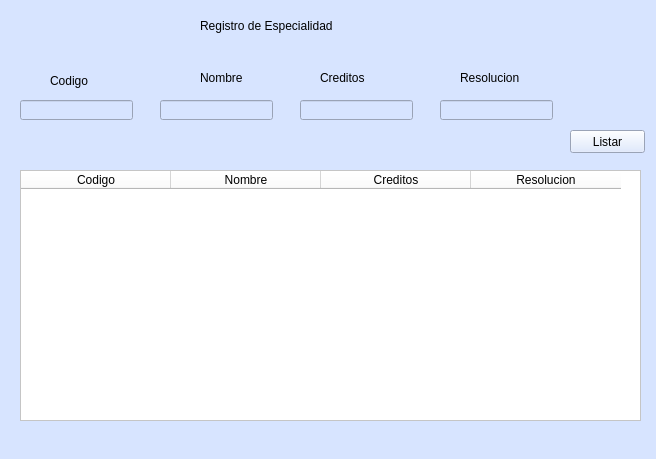
First picture: the form in UI/ventanaEspecialidad.ui, repository KevinValdezVargas/expert-broccoli, before the edit.
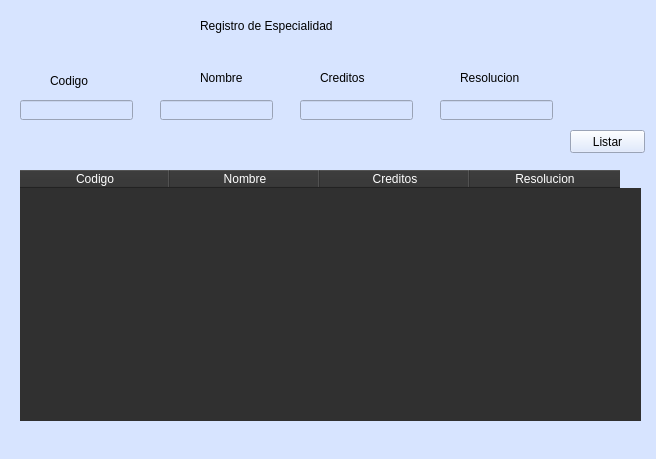
Second picture: the form after the edit.

What changed in the file:
```diff
--- a/UI/ventanaEspecialidad.ui
+++ b/UI/ventanaEspecialidad.ui
@@ -154,7 +154,15 @@
      </rect>
     </property>
     <property name="styleSheet">
-     <string notr="true">background-color: rgb(255, 255, 255);</string>
+     <string notr="true">QTableWidget{
+background-color: #303030;
+color: white;
+border:none;
+}
+QHeaderView::section{
+background-color: #303030;
+color: white;
+}</string>
     </property>
     <attribute name="horizontalHeaderDefaultSectionSize">
      <number>150</number>
```
